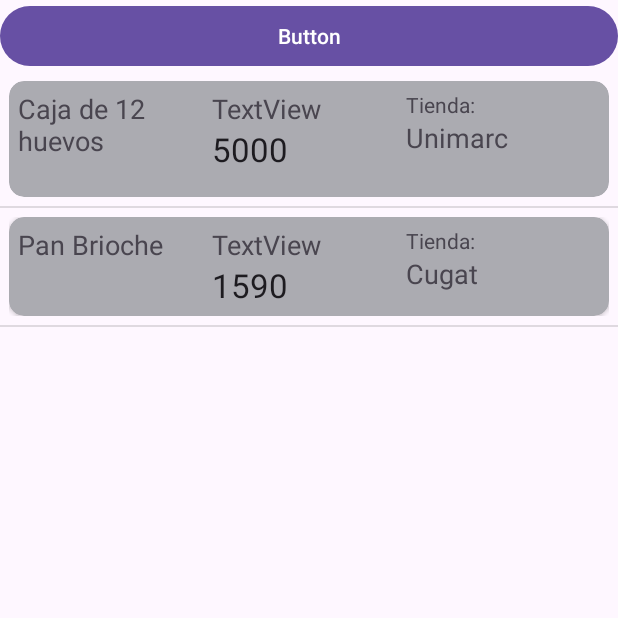
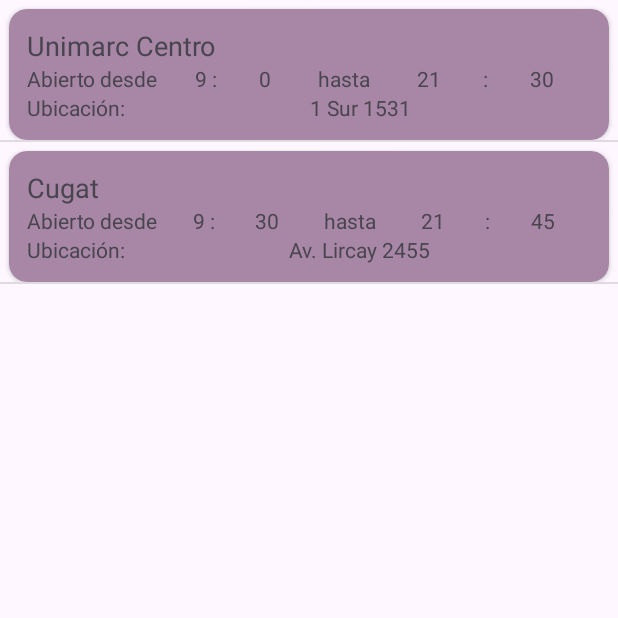
Before and after one commit to franopx/DespensaAndGo, an Android app: the screen it shows after launch (InventoryActivity before the commit, ShopListActivity after it), on a phone screen of 412 x 824 dp, the top half of it. Run offline under Robolectric (Android 15) with nearby library versions, the phone set to English and light mode, and no system bars.

Commit message:
add shop item and adapter, add reminder button in home

```diff
--- a/app/src/main/java/com/franciscogaleno/despensaandgo/MainActivity.kt
+++ b/app/src/main/java/com/franciscogaleno/despensaandgo/MainActivity.kt
@@ -1,7 +1,9 @@
 package com.franciscogaleno.despensaandgo
 
+import android.content.Intent
 import androidx.appcompat.app.AppCompatActivity
 import android.os.Bundle
+import android.view.View
 import com.example.despensaandgo.R
 
 class MainActivity : AppCompatActivity() {
@@ -9,4 +11,10 @@
         super.onCreate(savedInstanceState)
         setContentView(R.layout.activity_main)
     }
+
+    public fun onInventoryButtonClick(view: View?)
+    {
+        val intent = Intent(this, InventoryActivity::class.java)
+        startActivity(intent)
+    }
 }
--- a/app/src/main/java/com/franciscogaleno/despensaandgo/ShopListActivity.kt
+++ b/app/src/main/java/com/franciscogaleno/despensaandgo/ShopListActivity.kt
@@ -2,11 +2,62 @@
 
 import androidx.appcompat.app.AppCompatActivity
 import android.os.Bundle
+import android.widget.ArrayAdapter
+import android.widget.ListView
 import com.example.despensaandgo.R
+import com.franciscogaleno.despensaandgo.adapter.ProductListAdapter
+import com.franciscogaleno.despensaandgo.adapter.ShopListAdapter
+import com.franciscogaleno.despensaandgo.entity.Shop
 
 class ShopListActivity : AppCompatActivity() {
+    private lateinit var listViewProducts: ListView
+    private var listOption: Boolean = true
+    private var detailOption: Boolean = false
+    private lateinit var shops: MutableList<Shop>
+    private lateinit var adapterItems: ShopListAdapter
+    private lateinit var adapter : ArrayAdapter<Shop>
+
     override fun onCreate(savedInstanceState: Bundle?) {
         super.onCreate(savedInstanceState)
         setContentView(R.layout.activity_shop_list)
+
+        listViewProducts = findViewById<ListView>(R.id.shopList)
+
+        shops = mutableListOf(
+            Shop(
+                "Unimarc Centro",
+                9, 0,
+                21, 30,
+                "1 Sur 1531"
+            ),
+            Shop(
+                "Cugat",
+                9, 30,
+                21, 45,
+                "Av. Lircay 2455"
+            )
+        )
+
+        adapter = ArrayAdapter<Shop>(this, android.R.layout.simple_list_item_1, shops)
+
+        listViewProducts.adapter = adapter
+
+        adapterItems = ShopListAdapter(this, R.layout.item_shop, shops)
+        listViewProducts.adapter = adapterItems
+
+        /*
+        listViewProducts.setOnItemClickListener { _, _, position, _ ->
+            val selectedPatient = products[position]
+            listOption = !listOption
+            if (detailOption) {
+                showPatientDetailDialog(selectedPatient)
+            }
+            else {
+                val intent = Intent(this, PatientDetailActivity::class.java)
+                intent.putExtra("patient", selectedPatient)
+                startActivity(intent)
+            }
+        }
+         */
     }
 }
--- a/app/src/main/java/com/franciscogaleno/despensaandgo/StartupActivity.kt
+++ b/app/src/main/java/com/franciscogaleno/despensaandgo/StartupActivity.kt
@@ -17,7 +17,7 @@
 
         val handler = Handler(Looper.getMainLooper())
         handler.postDelayed({
-            val intent = Intent(this, InventoryActivity::class.java)
+            val intent = Intent(this, ShopListActivity::class.java)
             startActivity(intent)
         }, delayMillis)
     }
--- a/app/src/main/java/com/franciscogaleno/despensaandgo/adapter/ProductAdapter.kt
+++ b/app/src/main/java/com/franciscogaleno/despensaandgo/adapter/ProductAdapter.kt
@@ -6,7 +6,6 @@
 import android.view.ViewGroup
 import android.widget.ArrayAdapter
 import android.widget.TextView
-import androidx.recyclerview.widget.RecyclerView
 import com.example.despensaandgo.R
 import com.franciscogaleno.despensaandgo.entity.Product
 
@@ -32,7 +31,7 @@
         // Bind product to textviews
         val nameTextView = listItemView.findViewById<TextView>(R.id.productName)
         val priceTextView = listItemView.findViewById<TextView>(R.id.priceNumber)
-        val shopTextView = listItemView.findViewById<TextView>(R.id.shopName)
+        val shopTextView = listItemView.findViewById<TextView>(R.id.shopNameProduct)
 
         // Set the patient data in the TextViews
         nameTextView.text = product?.name
--- /dev/null
+++ b/app/src/main/java/com/franciscogaleno/despensaandgo/adapter/ShopAdapter.kt
@@ -0,0 +1,50 @@
+package com.franciscogaleno.despensaandgo.adapter
+
+import android.content.Context
+import android.view.LayoutInflater
+import android.view.View
+import android.view.ViewGroup
+import android.widget.ArrayAdapter
+import android.widget.TextView
+import com.example.despensaandgo.R
+import com.franciscogaleno.despensaandgo.entity.Shop
+
+class ShopListAdapter(
+    context: Context,
+    resource: Int,
+    shops: List<Shop>
+) : ArrayAdapter<Shop>(context, resource, shops) {
+
+    override fun getView(
+        position: Int,
+        convertView: View?,
+        parent: ViewGroup
+    ) : View {
+
+        val inflater =
+            context.getSystemService(Context.LAYOUT_INFLATER_SERVICE)
+                    as LayoutInflater
+        val listItemView =
+            convertView ?: inflater.inflate(R.layout.item_shop, null)
+
+        val shop = getItem(position)
+
+        // Bind product to textviews
+        val nameTextView = listItemView.findViewById<TextView>(R.id.shopNameText)
+        val openHourTextView = listItemView.findViewById<TextView>(R.id.shopOpenHourText)
+        val closeHourTextView = listItemView.findViewById<TextView>(R.id.shopCloseHourText)
+        val openMinutesTextView = listItemView.findViewById<TextView>(R.id.shopOpenMinutesText)
+        val closeMinutesTextView = listItemView.findViewById<TextView>(R.id.shopCloseMinutesText)
+        val streetTextView = listItemView.findViewById<TextView>(R.id.shopStreetText)
+
+        // Set the patient data in the TextViews
+        nameTextView.text = shop?.name
+        openHourTextView.text = shop?.openHour.toString()
+        openMinutesTextView.text = shop?.openMinutes.toString()
+        closeHourTextView.text = shop?.closeHour.toString()
+        closeMinutesTextView.text = shop?.closeMinutes.toString()
+        streetTextView.text = shop?.street
+
+        return listItemView
+    }
+}
--- /dev/null
+++ b/app/src/main/java/com/franciscogaleno/despensaandgo/entity/Shop.kt
@@ -0,0 +1,47 @@
+package com.franciscogaleno.despensaandgo.entity
+
+import android.location.Location
+import android.os.Parcel
+import android.os.Parcelable
+import java.util.Date
+
+data class Shop(
+    val name: String?,
+    val openHour: Int,
+    val openMinutes: Int,
+    val closeHour: Int,
+    val closeMinutes: Int,
+    val street: String?,
+) : Parcelable {
+    constructor(parcel: Parcel) : this(
+        parcel.readString(),
+        parcel.readInt(),
+        parcel.readInt(),
+        parcel.readInt(),
+        parcel.readInt(),
+        parcel.readString()
+    )
+
+    override fun writeToParcel(parcel: Parcel, flags: Int) {
+        parcel.writeString(name)
+        parcel.writeInt(openHour)
+        parcel.writeInt(openMinutes)
+        parcel.writeInt(closeHour)
+        parcel.writeInt(closeMinutes)
+        parcel.writeString(street)
+    }
+
+    override fun describeContents(): Int {
+        return 0
+    }
+
+    companion object CREATOR : Parcelable.Creator<Product> {
+        override fun createFromParcel(parcel: Parcel): Product {
+            return Product(parcel)
+        }
+
+        override fun newArray(size: Int): Array<Product?> {
+            return arrayOfNulls(size)
+        }
+    }
+}
--- a/app/src/main/res/layout/activity_main.xml
+++ b/app/src/main/res/layout/activity_main.xml
@@ -84,6 +84,7 @@
             android:layout_width="match_parent"
             android:layout_height="wrap_content"
             android:layout_weight="2"
+            android:onClick="onInventoryButtonClick"
             android:text="Despensa"
             android:textAlignment="viewStart"
             android:textColor="@color/white" />
--- a/app/src/main/res/layout/activity_shop_list.xml
+++ b/app/src/main/res/layout/activity_shop_list.xml
@@ -1,9 +1,14 @@
 <?xml version="1.0" encoding="utf-8"?>
-<androidx.constraintlayout.widget.ConstraintLayout xmlns:android="http://schemas.android.com/apk/res/android"
+<LinearLayout xmlns:android="http://schemas.android.com/apk/res/android"
     xmlns:app="http://schemas.android.com/apk/res-auto"
     xmlns:tools="http://schemas.android.com/tools"
     android:layout_width="match_parent"
     android:layout_height="match_parent"
+    android:orientation="vertical"
     tools:context="com.franciscogaleno.despensaandgo.ShopListActivity">
 
-</androidx.constraintlayout.widget.ConstraintLayout>
+    <ListView
+        android:id="@+id/shopList"
+        android:layout_width="match_parent"
+        android:layout_height="match_parent" />
+</LinearLayout>
--- a/app/src/main/res/layout/item_product.xml
+++ b/app/src/main/res/layout/item_product.xml
@@ -89,7 +89,7 @@
                     android:text="Tienda:" />
 
                 <TextView
-                    android:id="@+id/shopName"
+                    android:id="@+id/shopNameProduct"
                     android:layout_width="wrap_content"
                     android:layout_height="wrap_content"
                     android:text="Nombre Tienda"
--- /dev/null
+++ b/app/src/main/res/layout/item_shop.xml
@@ -0,0 +1,116 @@
+<?xml version="1.0" encoding="utf-8"?>
+<androidx.constraintlayout.widget.ConstraintLayout xmlns:android="http://schemas.android.com/apk/res/android"
+    xmlns:app="http://schemas.android.com/apk/res-auto"
+    android:layout_width="match_parent"
+    android:layout_height="match_parent">
+
+    <androidx.cardview.widget.CardView
+        android:layout_width="match_parent"
+        android:layout_height="wrap_content"
+        android:layout_margin="6dp"
+        app:cardBackgroundColor="@color/material_dynamic_tertiary60"
+        app:cardCornerRadius="12dp"
+        app:layout_constraintEnd_toEndOf="parent"
+        app:layout_constraintStart_toStartOf="parent"
+        app:layout_constraintTop_toTopOf="parent">
+
+        <LinearLayout
+            android:layout_width="match_parent"
+            android:layout_height="match_parent"
+            android:orientation="vertical"
+            android:padding="12dp">
+
+            <TextView
+                android:id="@+id/shopNameText"
+                android:layout_width="wrap_content"
+                android:layout_height="wrap_content"
+                android:text="Shop Name"
+                android:textAppearance="@style/TextAppearance.AppCompat.Medium" />
+
+            <LinearLayout
+                android:layout_width="match_parent"
+                android:layout_height="match_parent"
+                android:orientation="horizontal">
+
+                <TextView
+                    android:id="@+id/textView11"
+                    android:layout_width="wrap_content"
+                    android:layout_height="wrap_content"
+                    android:layout_weight="1"
+                    android:text="Abierto desde"
+                    android:textAlignment="viewStart" />
+
+                <TextView
+                    android:id="@+id/shopOpenHourText"
+                    android:layout_width="wrap_content"
+                    android:layout_height="wrap_content"
+                    android:text="TextView" />
+
+                <TextView
+                    android:id="@+id/textView15"
+                    android:layout_width="wrap_content"
+                    android:layout_height="wrap_content"
+                    android:layout_weight="1"
+                    android:text=" : " />
+
+                <TextView
+                    android:id="@+id/shopOpenMinutesText"
+                    android:layout_width="wrap_content"
+                    android:layout_height="wrap_content"
+                    android:layout_weight="1"
+                    android:text="TextView" />
+
+                <TextView
+                    android:id="@+id/textView12"
+                    android:layout_width="wrap_content"
+                    android:layout_height="wrap_content"
+                    android:layout_weight="1"
+                    android:text="  hasta  " />
+
+                <TextView
+                    android:id="@+id/shopCloseHourText"
+                    android:layout_width="wrap_content"
+                    android:layout_height="wrap_content"
+                    android:layout_weight="1"
+                    android:text="TextView" />
+
+                <TextView
+                    android:id="@+id/textView16"
+                    android:layout_width="wrap_content"
+                    android:layout_height="wrap_content"
+                    android:layout_weight="1"
+                    android:text=" : " />
+
+                <TextView
+                    android:id="@+id/shopCloseMinutesText"
+                    android:layout_width="wrap_content"
+                    android:layout_height="wrap_content"
+                    android:layout_weight="1"
+                    android:text="TextView" />
+            </LinearLayout>
+
+            <LinearLayout
+                android:layout_width="match_parent"
+                android:layout_height="match_parent"
+                android:orientation="horizontal">
+
+                <TextView
+                    android:id="@+id/textView13"
+                    android:layout_width="wrap_content"
+                    android:layout_height="wrap_content"
+                    android:layout_weight="1"
+                    android:text="Ubicación: " />
+
+                <TextView
+                    android:id="@+id/shopStreetText"
+                    android:layout_width="wrap_content"
+                    android:layout_height="wrap_content"
+                    android:layout_weight="1"
+                    android:text="TextView" />
+
+            </LinearLayout>
+
+        </LinearLayout>
+
+    </androidx.cardview.widget.CardView>
+</androidx.constraintlayout.widget.ConstraintLayout>
```
